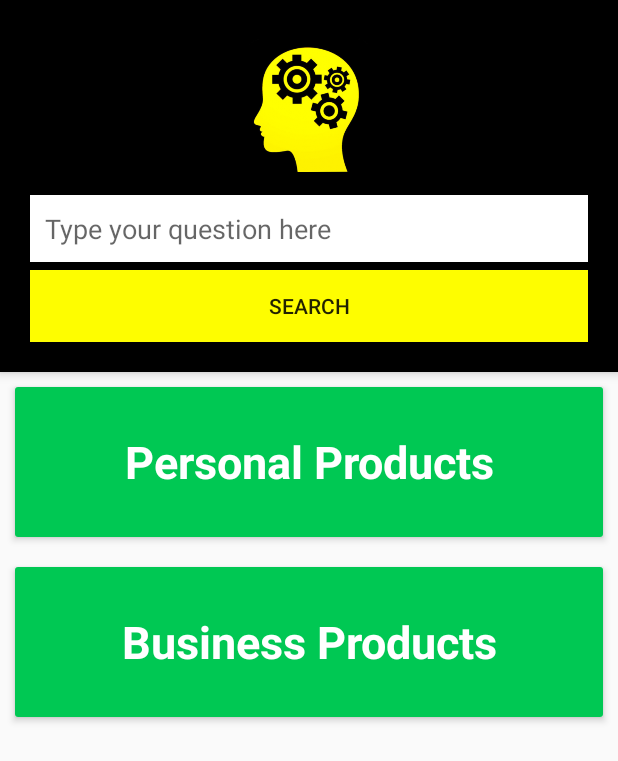
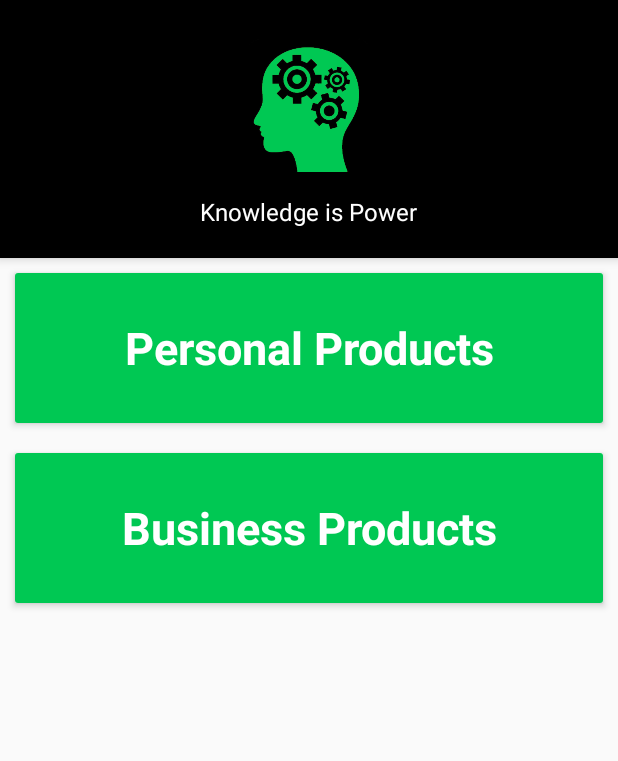
Before and after one commit to naisenyamungai/staffapp, an Android app: the ProductsActivity screen opened directly, with no data from a screen before it, on a phone screen of 412 x 824 dp. Shown: the top 761 px of the screen. Run offline under Robolectric (Android 15) with nearby library versions, the phone set to English and light mode, and no system bars; our stand-ins replace ButterKnife.

Commit message:
edited AppBar and removed editText

```diff
--- a/app/src/main/res/layout/activity_products.xml
+++ b/app/src/main/res/layout/activity_products.xml
@@ -13,6 +13,7 @@
         android:padding="20dp"
         android:background="@android:color/black"
         android:id="@+id/appbarId"
+
         android:elevation="0dp">
         <androidx.appcompat.widget.AppCompatImageView
             android:layout_width="100dp"
@@ -22,19 +23,28 @@
             android:layout_marginBottom="10dp"
             android:src="@drawable/knowledge"/>
 
-        <EditText
-            android:layout_width="match_parent"
+        <TextView
+            android:layout_width="wrap_content"
             android:layout_height="wrap_content"
-            android:hint="Type your question here"
-            android:background="@color/colorTextIcons"
-            android:padding="10dp"/>
+            android:background="@android:color/black"
+            android:textColor="@color/colorTextIcons"
+            android:textSize="16dp"
+            android:layout_gravity="center"
+            android:text="Knowledge is Power" />
 
-        <Button
-            android:layout_width="match_parent"
-            android:layout_height="wrap_content"
-            android:layout_marginTop="5dp"
-            android:text="Search"
-            android:background="@color/colorAccent" />
+        <!--<EditText-->
+            <!--android:layout_width="match_parent"-->
+            <!--android:layout_height="wrap_content"-->
+            <!--android:hint="Type your question here"-->
+            <!--android:background="@color/colorTextIcons"-->
+            <!--android:padding="10dp"/>-->
+
+        <!--<Button-->
+            <!--android:layout_width="match_parent"-->
+            <!--android:layout_height="wrap_content"-->
+            <!--android:layout_marginTop="5dp"-->
+            <!--android:text="Search"-->
+            <!--android:background="@color/colorAccent" />-->
     </com.google.android.material.appbar.AppBarLayout>
 
     <androidx.cardview.widget.CardView
```
Also changed, not shown: app/src/main/res/drawable/knowledge.png.
